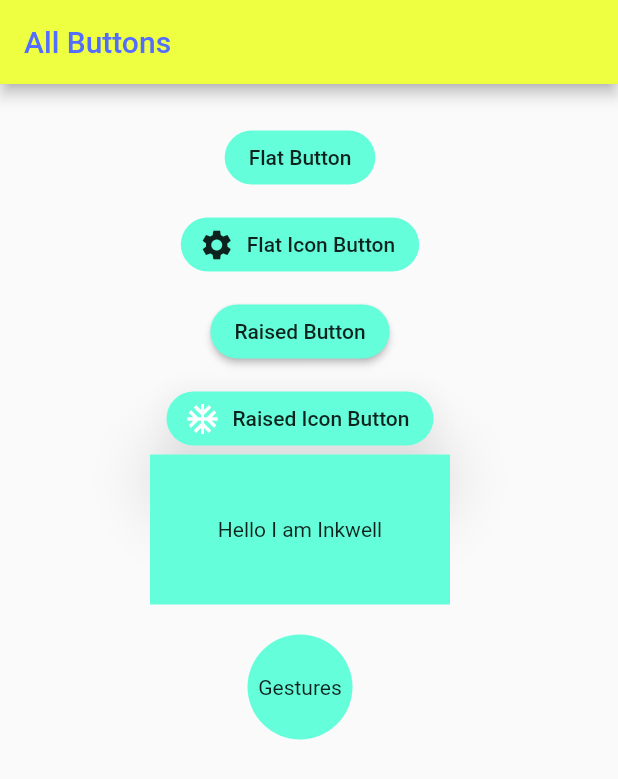
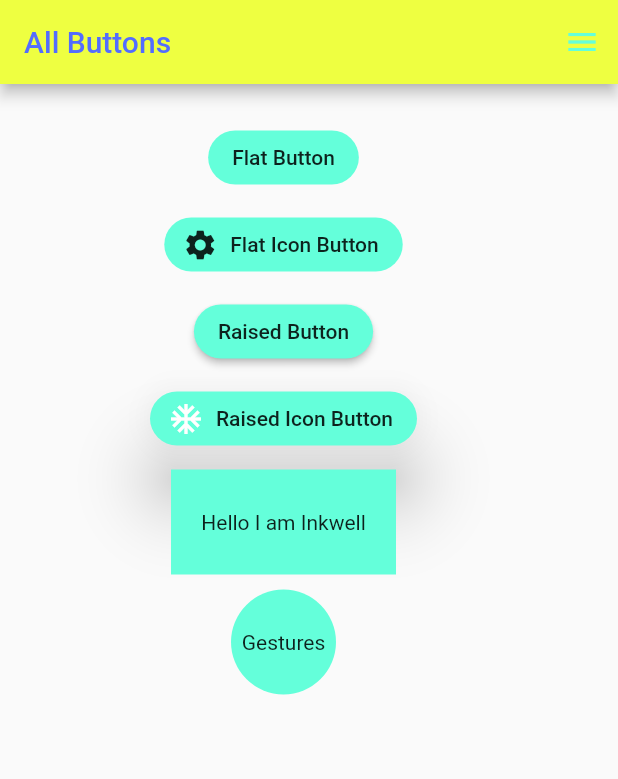
Before and after one commit to Er-Jrsingh/fluty_learn, a Flutter app: the screen it shows after launch, on a phone screen of 412 x 824 dp. Shown: the top 779 px of the screen. Run offline on Flutter 3.47's test engine with Material 2 defaults, Android fonts, the phone set to English and light mode, and no system bars.

Commit message:
Type7  Icon Button In AppBar

```diff
--- a/lib/main.dart
+++ b/lib/main.dart
@@ -9,10 +9,18 @@ class MyApp extends StatelessWidget{
   Widget build(BuildContext context) {
    return MaterialApp(
      debugShowCheckedModeBanner: false,
+     title: "Buttons",
+     color: Colors.indigo,
       home: Scaffold(
         appBar: AppBar(
           backgroundColor: Colors.limeAccent,
           title:Text("All Buttons" , style: TextStyle(color: Colors.indigoAccent),),
+
+           /*  Icon Button   */
+
+          actions:[
+            IconButton(icon: Icon(Icons.menu,color:Colors.tealAccent),onPressed: (){print("I am Icon Button");},),
+          ]
 
         ),
         body:Padding(
@@ -61,18 +69,19 @@ class MyApp extends StatelessWidget{
                onPressed: (){
                  print("I am Raised Icon button");
                }),
+                SizedBox(height:10),
 
                /* InkWell Button*/
 
                      InkWell(
                  onTap: (){print("I am inkwell ");},
                                 child: Container(
-                   height:100,width:200,
+                   height:70,width:150,
                    color:Colors.tealAccent,
                    child:Center(child: Text("Hello I am Inkwell"))
                  ),
                ),
-               SizedBox(height:20),
+               SizedBox(height:10),
 
 
                /* GestureDetector Button*/
```
